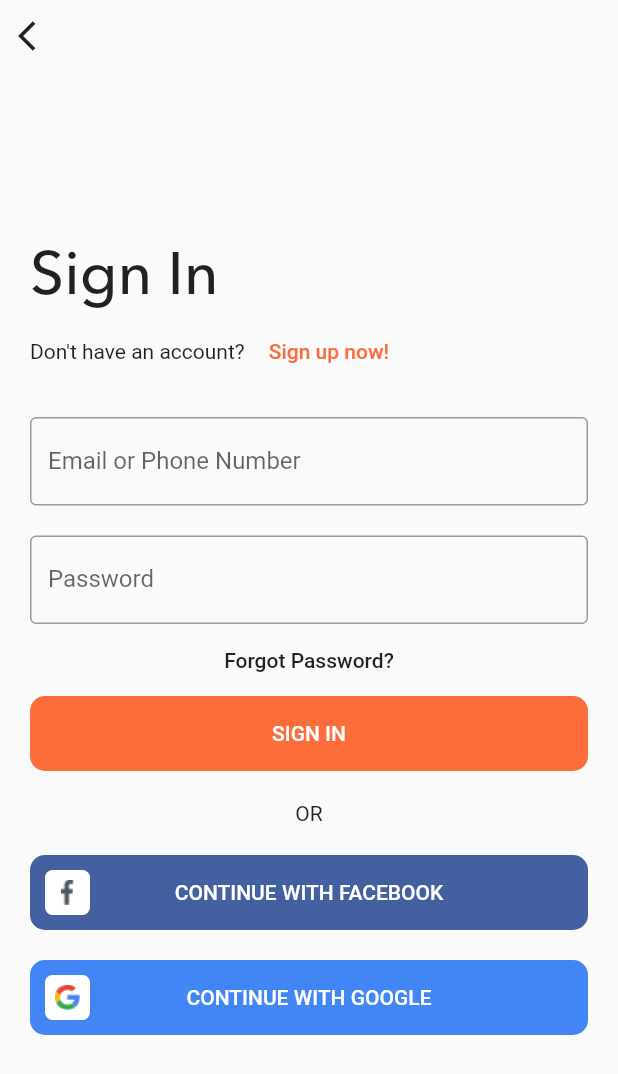
After one commit to nphattai/foodude, a Flutter app: the screen it shows after launch, after a tap on "Sign in", on a phone screen of 412 x 824 dp. The commit adds this screen. Shown: the top 1074 px of the screen. Run offline on Flutter 3.47's test engine with Material 2 defaults, Android fonts, the phone set to English and light mode, and no system bars.

Commit message:
config routes app, add sign in, sign up page

```diff
--- a/lib/main.dart
+++ b/lib/main.dart
@@ -1,5 +1,6 @@
 import 'package:flutter/material.dart';
-import 'package:foodude/pages/root_app.dart';
+import 'package:foodude/pages/landing.dart';
+import 'package:foodude/routes/routes.dart';
 
 void main() {
   runApp(MyApp());
@@ -13,7 +14,8 @@ class MyApp extends StatelessWidget {
       theme: ThemeData(
         primarySwatch: Colors.blue,
       ),
-      home: RootApp(),
+      home: LandingPage(),
+      onGenerateRoute: Routes.buildRoutes,
     );
   }
 }
--- /dev/null
+++ b/lib/pages/landing.dart
@@ -0,0 +1,32 @@
+import 'package:flutter/material.dart';
+import 'package:foodude/routes/route_name.dart';
+
+class LandingPage extends StatefulWidget {
+  @override
+  _LandingPageState createState() => _LandingPageState();
+}
+
+class _LandingPageState extends State<LandingPage> {
+  @override
+  Widget build(BuildContext context) {
+    return Scaffold(
+      body: Column(
+        children: [
+          Padding(padding: const EdgeInsets.only(top: 100)),
+          RaisedButton(
+            child: Text('Sign in'),
+            onPressed: () => Navigator.pushNamed(context, RouteName.signInPage),
+          ),
+          RaisedButton(
+            child: Text('Sign Up'),
+            onPressed: () => Navigator.pushNamed(context, RouteName.signUpPage),
+          ),
+          RaisedButton(
+            child: Text('Main page'),
+            onPressed: () => Navigator.pushNamed(context, RouteName.mainPage),
+          )
+        ],
+      ),
+    );
+  }
+}
--- /dev/null
+++ b/lib/pages/sign_in.dart
@@ -0,0 +1,124 @@
+import 'package:flutter/material.dart';
+import 'package:foodude/routes/route_name.dart';
+import 'package:foodude/themes/app_colors.dart';
+import 'package:foodude/themes/styles_text.dart';
+import 'package:foodude/widgets/buttons/button_submit.dart';
+import 'package:foodude/widgets/headers/header_back.dart';
+
+class SignInPage extends StatefulWidget {
+  @override
+  _SignInPageState createState() => _SignInPageState();
+}
+
+class _SignInPageState extends State<SignInPage> {
+  @override
+  Widget build(BuildContext context) {
+    return GestureDetector(
+      onTap: dismissKeyboard,
+      child: Scaffold(
+        resizeToAvoidBottomInset: false,
+        body: SafeArea(
+          child: Column(
+            crossAxisAlignment: CrossAxisAlignment.start,
+            children: [
+              HeaderBack(),
+              Expanded(
+                child: Container(
+                  padding: const EdgeInsets.all(20),
+                  child: Column(
+                      mainAxisAlignment: MainAxisAlignment.center,
+                      crossAxisAlignment: CrossAxisAlignment.start,
+                      children: [
+                        Text(
+                          'Sign In',
+                          style: AppTextStyles.largeTitle,
+                        ),
+                        Row(
+                          children: [
+                            Text(
+                              "Don't have an account?",
+                            ),
+                            FlatButton(
+                              onPressed: () => Navigator.pushNamed(
+                                  context, RouteName.signUpPage),
+                              child: Text(
+                                'Sign up now!',
+                                style: TextStyle(color: AppColors.primary),
+                              ),
+                            )
+                          ],
+                        ),
+                        SizedBox(
+                          height: 20,
+                        ),
+                        TextFormField(
+                          decoration: InputDecoration(
+                            border: OutlineInputBorder(),
+                            labelText: 'Email or Phone Number',
+                          ),
+                        ),
+                        Padding(padding: const EdgeInsets.only(bottom: 20)),
+                        TextFormField(
+                          decoration: InputDecoration(
+                            border: OutlineInputBorder(),
+                            labelText: 'Password',
+                          ),
+                        ),
+                        Row(
+                          mainAxisAlignment: MainAxisAlignment.center,
+                          children: [
+                            FlatButton(
+                              onPressed: () => Navigator.pushNamed(
+                                  context, RouteName.signUpPage),
+                              child: Text(
+                                'Forgot Password?',
+                              ),
+                            ),
+                          ],
+                        ),
+                        ButtonSubmit(title: 'SIGN IN', onPress: login),
+                        Row(
+                          children: [
+                            Text('OR'),
+                          ],
+                          mainAxisAlignment: MainAxisAlignment.center,
+                        ),
+                        SizedBox(
+                          height: 20,
+                        ),
+                        ButtonSubmit(
+                          title: 'CONTINUE WITH FACEBOOK',
+                          onPress: loginWithFaceBook,
+                          icon: Image.asset("assets/images/facebook.png"),
+                          background: Color(0xff4460A0),
+                        ),
+                        ButtonSubmit(
+                          title: 'CONTINUE WITH GOOGLE',
+                          onPress: loginWithGoogle,
+                          icon: Image.asset("assets/images/google.png"),
+                          background: Color(0xff4285F4),
+                        ),
+                      ]),
+                ),
+              )
+            ],
+          ),
+        ),
+      ),
+    );
+  }
+
+  void dismissKeyboard() {
+    FocusScopeNode currentFocus = FocusScope.of(context);
+
+    if (!currentFocus.hasPrimaryFocus) {
+      currentFocus.unfocus();
+    }
+  }
+
+  void login() {}
+
+  void loginWithFaceBook() {}
+
+  void loginWithGoogle() {}
+}
--- /dev/null
+++ b/lib/routes/route_name.dart
@@ -0,0 +1,9 @@
+class RouteName {
+  static const String signInPage = '/sign-in';
+  static const String signUpPage = '/sign-up';
+  static const String homePage = '/home';
+  static const String ordersPage = '/orders';
+  static const String savedPage = '/saved';
+  static const String profilePage = '/profile';
+  static const String mainPage = '/main';
+}
--- /dev/null
+++ b/lib/routes/routes.dart
@@ -0,0 +1,62 @@
+import 'package:flutter/material.dart';
+import 'package:foodude/pages/home.dart';
+import 'package:foodude/pages/main.dart';
+import 'package:foodude/pages/orders.dart';
+import 'package:foodude/pages/profile.dart';
+import 'package:foodude/pages/saved.dart';
+import 'package:foodude/pages/sign_in.dart';
+import 'package:foodude/pages/sign_up.dart';
+import 'package:foodude/routes/route_name.dart';
+
+class Routes {
+  static Route buildRoutes(RouteSettings settings) {
+    switch (settings.name) {
+      case RouteName.signInPage:
+        return buildRoute(settings, SignInPage());
+      case RouteName.signUpPage:
+        return buildRoute(settings, SignUpPage());
+      case RouteName.homePage:
+        return buildRoute(settings, HomePage());
+      case RouteName.ordersPage:
+        return buildRoute(settings, OrdersPage());
+      case RouteName.savedPage:
+        return buildRoute(settings, SavedPage());
+      case RouteName.profilePage:
+        return buildRoute(settings, ProfilePage());
+      case RouteName.mainPage:
+        return buildRoute(settings, MainPage());
+      default:
+        //If there is no such named route in the switch statement
+        return _errorRoute();
+    }
+  }
+
+  static Route _errorRoute() {
+    return MaterialPageRoute(builder: (_) {
+      return Scaffold(
+        appBar: AppBar(
+          title: const Text('Coming soon'),
+        ),
+        body: const Center(
+          child: Text('Page not found'),
+        ),
+      );
+    });
+  }
+
+  static MaterialPageRoute buildRoute(RouteSettings settings, Widget builder) {
+    return MaterialPageRoute(
+      settings: settings,
+      builder: (BuildContext context) => builder,
+    );
+  }
+
+  static MaterialPageRoute buildRouteDialog(
+      RouteSettings settings, Widget builder) {
+    return MaterialPageRoute(
+      settings: settings,
+      fullscreenDialog: true,
+      builder: (BuildContext context) => builder,
+    );
+  }
+}
--- a/lib/themes/styles_text.dart
+++ b/lib/themes/styles_text.dart
@@ -8,9 +8,9 @@ class AppFontFamily {
 
 class AppTextStyles {
   static const largeTitle = TextStyle(
-    fontFamily: AppFontFamily.AvenirNextPro,
-    fontSize: 40,
-  );
+      fontFamily: AppFontFamily.AvenirNextPro,
+      fontSize: 40,
+      fontWeight: FontWeight.w500);
 
   static const title_1 =
       TextStyle(fontFamily: AppFontFamily.AvenirNextPro, fontSize: 27);
--- /dev/null
+++ b/lib/widgets/buttons/button_submit.dart
@@ -0,0 +1,57 @@
+import 'package:flutter/material.dart';
+import 'package:foodude/themes/app_colors.dart';
+
+class ButtonSubmit extends StatelessWidget {
+  final String title;
+  final Widget icon;
+  final Color background;
+  final Function onPress;
+
+  const ButtonSubmit(
+      {Key key,
+      @required this.title,
+      this.icon,
+      this.background,
+      @required this.onPress})
+      : super(key: key);
+
+  @override
+  Widget build(BuildContext context) {
+    return FlatButton(
+      padding: const EdgeInsets.all(0),
+      onPressed: onPress,
+      child: Container(
+        height: 50,
+        padding: const EdgeInsets.all(10),
+        margin: const EdgeInsets.only(bottom: 20),
+        decoration: BoxDecoration(
+            color: background != null ? background : AppColors.primary,
+            borderRadius: BorderRadius.all(Radius.circular(10))),
+        child: Row(
+          mainAxisAlignment: MainAxisAlignment.spaceBetween,
+          children: [
+            Container(
+              width: 30,
+              decoration: BoxDecoration(
+                color: Colors.white,
+                borderRadius: BorderRadius.all(Radius.circular(5)),
+              ),
+              child: icon != null
+                  ? icon
+                  : SizedBox(
+                      width: 30,
+                    ),
+            ),
+            Text(
+              title,
+              style: TextStyle(color: Colors.white),
+            ),
+            SizedBox(
+              width: 30,
+            )
+          ],
+        ),
+      ),
+    );
+  }
+}
--- /dev/null
+++ b/lib/widgets/headers/header_back.dart
@@ -0,0 +1,27 @@
+import 'package:flutter/material.dart';
+
+class HeaderBack extends StatelessWidget {
+  final String title;
+  final IconButton option;
+
+  const HeaderBack({Key key, this.title, this.option}) : super(key: key);
+
+  @override
+  build(BuildContext context) {
+    return Row(mainAxisAlignment: MainAxisAlignment.spaceBetween, children: [
+      IconButton(
+        icon: Icon(Icons.arrow_back_ios),
+        onPressed: () => Navigator.pop(context),
+      ),
+      Text(
+        title != null ? title : '',
+      ),
+      option != null
+          ? option
+          : IconButton(
+              icon: Icon(null),
+              onPressed: () {},
+            )
+    ]);
+  }
+}
```
Also changed, not shown: lib/pages/sign_up.dart (added, +125 -0 lines), assets/images/facebook.png (added), assets/images/google.png (added).
